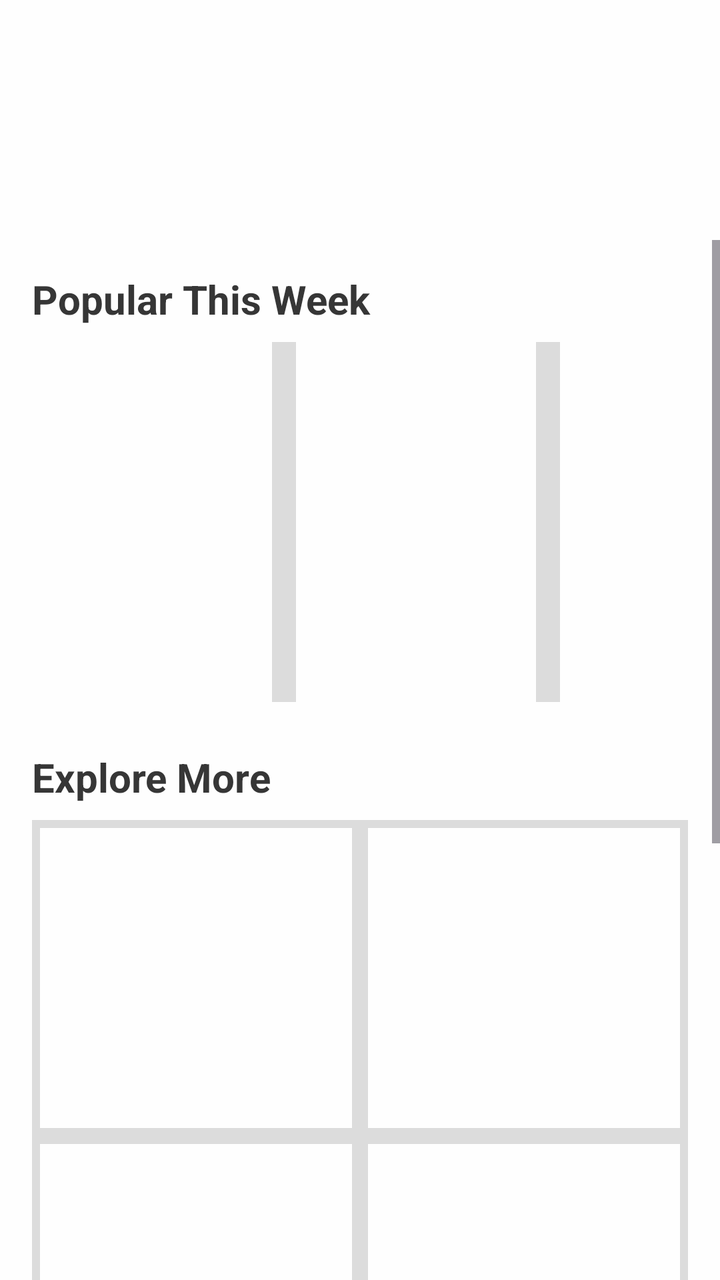
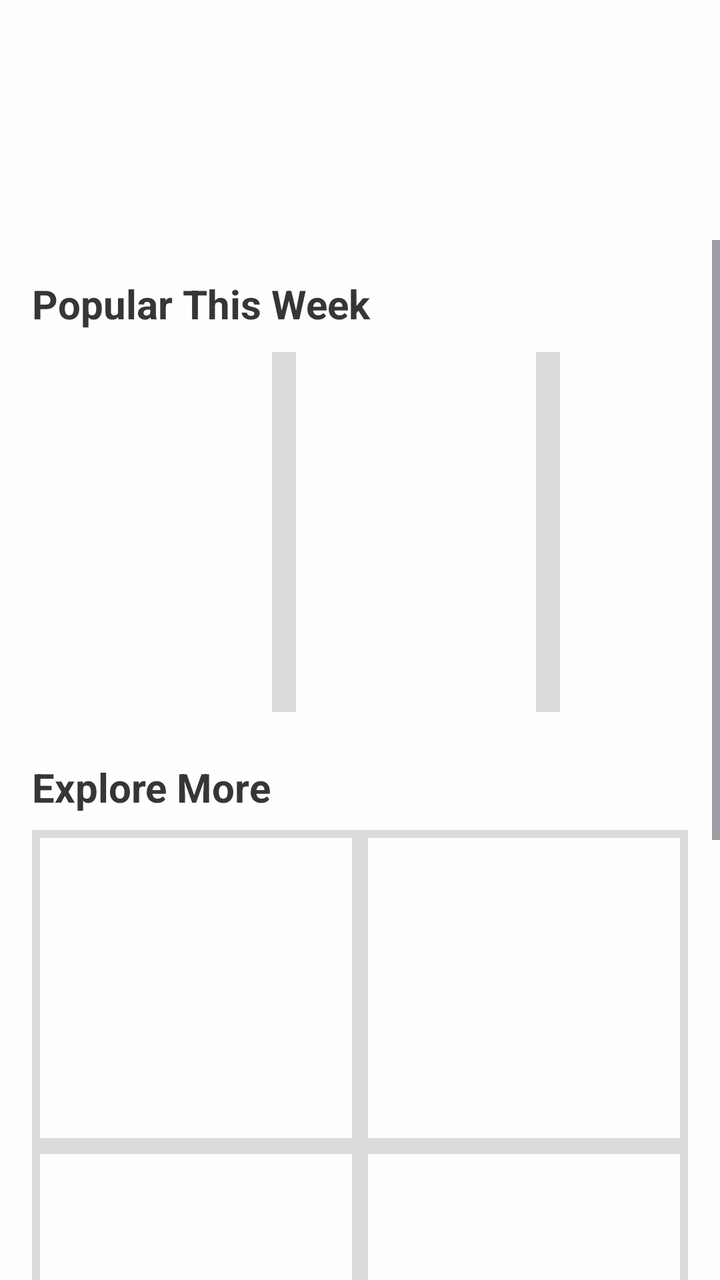

Two renders of the same Android screen: before a commit and after it. Below are the layout's source before the change and the commit's diff.
<!-- AndroidManifest.xml: application theme Theme.FrontendBook -->
<!-- res/layout/fragment_inner_books.xml -->
<?xml version="1.0" encoding="utf-8"?>
<androidx.constraintlayout.widget.ConstraintLayout
    xmlns:android="http://schemas.android.com/apk/res/android"
    xmlns:app="http://schemas.android.com/apk/res-auto"
    xmlns:tools="http://schemas.android.com/tools"
    android:layout_width="match_parent"
    android:layout_height="match_parent"
    android:background="@color/backgroundPrimary">

    <ScrollView
        android:id="@+id/scrollContainer"
        android:layout_width="0dp"
        android:layout_height="0dp"
        android:paddingTop="120dp"
        android:paddingBottom="96dp"
        android:fillViewport="true"
        android:clipToPadding="false"
        app:layout_constraintTop_toTopOf="parent"
        app:layout_constraintBottom_toBottomOf="parent"
        app:layout_constraintStart_toStartOf="parent"
        app:layout_constraintEnd_toEndOf="parent">

        <LinearLayout
            android:layout_width="match_parent"
            android:layout_height="wrap_content"
            android:orientation="vertical"
            android:padding="16dp">

            
            <TextView
                android:layout_width="match_parent"
                android:layout_height="wrap_content"
                android:text="Popular This Week"
                android:textColor="@color/textSecondary"
                android:textSize="20sp"
                android:textStyle="bold"
                android:paddingBottom="8dp" />

            
            <HorizontalScrollView
                android:layout_width="match_parent"
                android:layout_height="wrap_content"
                android:scrollbars="none">

                <LinearLayout
                    android:layout_width="wrap_content"
                    android:layout_height="wrap_content"
                    android:orientation="horizontal"
                    android:background="@color/boxes_background">

                    
                    <View
                        android:layout_width="120dp"
                        android:layout_height="180dp"
                        android:layout_marginEnd="12dp"
                        android:background="@color/backgroundPrimary" />

                    <View
                        android:layout_width="120dp"
                        android:layout_height="180dp"
                        android:layout_marginEnd="12dp"
                        android:background="@color/backgroundPrimary" />

                    <View
                        android:layout_width="120dp"
                        android:layout_height="180dp"
                        android:background="@color/backgroundPrimary" />

                    <androidx.appcompat.widget.AppCompatImageButton
                        android:id="@+id/popularMore"
                        android:layout_width="120dp"
                        android:layout_height="180dp"
                        android:layout_marginStart="8dp"
                        android:src="@drawable/more"
                        android:contentDescription="Go to Popular"
                        android:background="@color/backgroundPrimary"
                        app:tint="@color/textSecondary" />
                </LinearLayout>
            </HorizontalScrollView>

            
            <TextView
                android:layout_width="match_parent"
                android:layout_height="wrap_content"
                android:text="Explore More"
                android:textColor="@color/textSecondary"
                android:textSize="20sp"
                android:textStyle="bold"
                android:layout_marginTop="24dp"
                android:paddingBottom="8dp" />

            
            <GridLayout
                android:layout_width="match_parent"
                android:layout_height="wrap_content"
                android:alignmentMode="alignMargins"
                android:background="@color/boxes_background"
                android:columnCount="2"
                android:rowOrderPreserved="false"
                android:useDefaultMargins="true">

                
                <View
                    android:layout_width="0dp"
                    android:layout_height="150dp"
                    android:layout_columnWeight="1"
                    android:background="@color/backgroundPrimary" />

                <View
                    android:layout_width="0dp"
                    android:layout_height="150dp"
                    android:layout_columnWeight="1"
                    android:background="@color/backgroundPrimary" />

                <View
                    android:layout_width="0dp"
                    android:layout_height="150dp"
                    android:layout_columnWeight="1"
                    android:background="@color/backgroundPrimary" />

                <View
                    android:layout_width="0dp"
                    android:layout_height="150dp"
                    android:layout_columnWeight="1"
                    android:background="@color/backgroundPrimary" />

                <View
                    android:layout_width="0dp"
                    android:layout_height="150dp"
                    android:layout_columnWeight="1"
                    android:background="@color/backgroundPrimary" />

                <View
                    android:layout_width="0dp"
                    android:layout_height="150dp"
                    android:layout_columnWeight="1"
                    android:background="@color/backgroundPrimary" />
            </GridLayout>
        </LinearLayout>
    </ScrollView>
</androidx.constraintlayout.widget.ConstraintLayout>
<!-- resources referenced by this layout -->
<resources>
  <color name="backgroundPrimary">#FEFEFE</color>
  <color name="boxes_background">#DCDCDC</color>
  <color name="textSecondary">#363636</color>
  <!-- drawable more: png bitmap (drawable, 189 bytes) -->
  <style name="Theme.FrontendBook" parent="Base.Theme.FrontendBook" />
  <style name="Base.Theme.FrontendBook" parent="Theme.Material3.DayNight.NoActionBar">
          <item name="colorPrimary">@color/backgroundPrimary</item>
          <item name="colorPrimaryVariant">@color/backgroundSecondary</item>
          <item name="colorOnPrimary">@color/black</item>
          <item name="colorSecondary">@color/black</item>
          <item name="colorOutline">@color/line</item>
  
      </style>
  <color name="backgroundSecondary">#D9D9D9</color>
  <color name="black">#000000</color>
  <color name="line">#D9D9D9</color>
</resources>

<!-- the commit's change to res/layout/fragment_inner_books.xml (unified diff, before → after) -->
@@ -27,14 +27,32 @@
             android:padding="16dp">
 
             
-            <TextView
+            <LinearLayout
                 android:layout_width="match_parent"
                 android:layout_height="wrap_content"
-                android:text="Popular This Week"
-                android:textColor="@color/textSecondary"
-                android:textSize="20sp"
-                android:textStyle="bold"
-                android:paddingBottom="8dp" />
+                android:orientation="horizontal"
+                android:gravity="center_vertical"
+                android:paddingBottom="8dp">
+
+                <TextView
+                    android:id="@+id/popularTitle"
+                    android:layout_width="0dp"
+                    android:layout_height="wrap_content"
+                    android:layout_weight="1"
+                    android:text="Popular This Week"
+                    android:textColor="@color/textSecondary"
+                    android:textSize="20sp"
+                    android:textStyle="bold" />
+
+                <androidx.appcompat.widget.AppCompatImageButton
+                    android:id="@+id/popularArrow"
+                    android:layout_width="32dp"
+                    android:layout_height="32dp"
+                    android:src="@drawable/more"
+                    android:background="?attr/selectableItemBackgroundBorderless"
+                    android:contentDescription="See All Popular Books"
+                    app:tint="@color/textSecondary" />
+            </LinearLayout>
 
             
             <HorizontalScrollView
